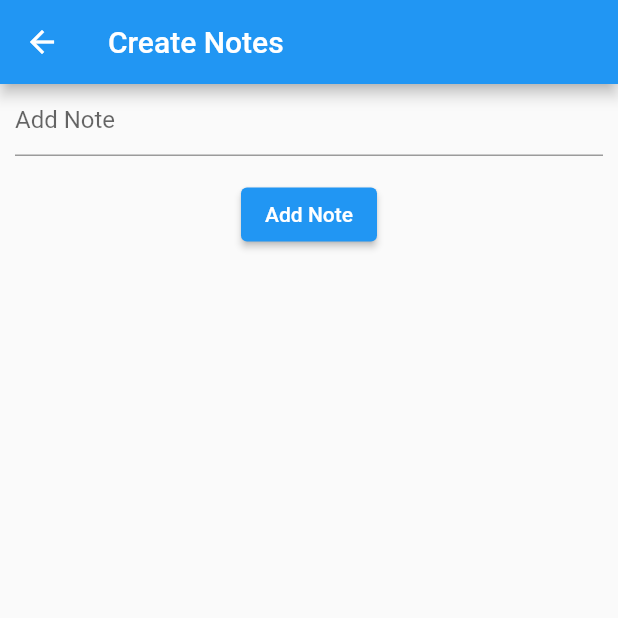
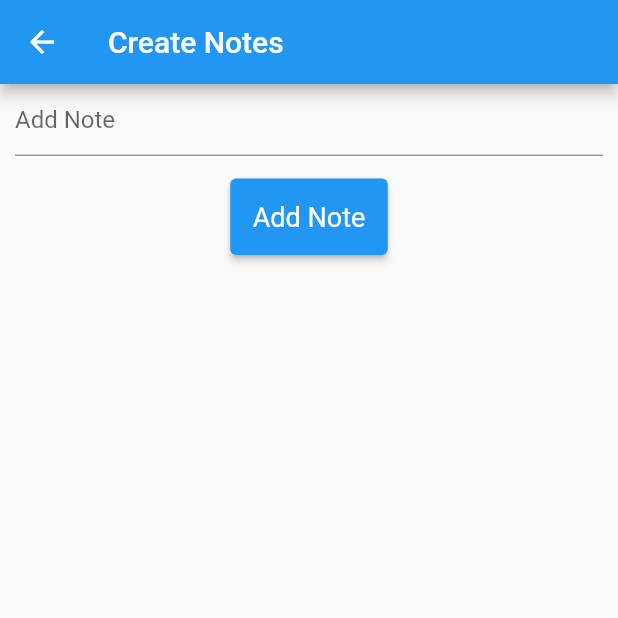
Before and after one commit to m-a-mamun69/noteapp-with-flutter-and-firebase, a Flutter app: the CreateNoteScreen screen opened directly, after a tap on "Add Note", on a phone screen of 412 x 824 dp, the top half of it. Run offline on Flutter 3.47's test engine with Material 2 defaults, Android fonts, the phone set to English and light mode, and no system bars; our stand-ins replace cloud_firestore, firebase_auth, firebase_core, get, lottie; accounts and stored records are empty; network calls fail.

Commit message:
Final Commit after checking all File And Updateded

```diff
--- a/lib/views/createnotescreen.dart
+++ b/lib/views/createnotescreen.dart
@@ -3,6 +3,9 @@
 import 'package:cloud_firestore/cloud_firestore.dart';
 import 'package:firebase_auth/firebase_auth.dart';
 import 'package:flutter/material.dart';
+import 'package:get/get.dart';
+
+import 'package:note_app/views/homescreen.dart';
 
 class CreateNoteScreen extends StatefulWidget {
   const CreateNoteScreen({super.key});
@@ -48,12 +51,19 @@ class _CreateNoteScreenState extends State<CreateNoteScreen> {
                         "createdAt": DateTime.now(),
                         "note": note,
                         "userId": userId?.uid,
-                      });
+                      }).then((value) => {
+                                Get.offAll(() => HomeScreen()),
+                              });
                     } catch (e) {
                       print("Error $e");
                     }
                   }
                 },
+                style: ElevatedButton.styleFrom(
+                    padding: EdgeInsets.all(15.0),
+                    textStyle: TextStyle(
+                      fontSize: 18,
+                    )),
                 child: Text("Add Note"),
               )
             ],
--- a/lib/views/editnotescreen.dart
+++ b/lib/views/editnotescreen.dart
@@ -47,6 +47,11 @@ class _EditNoteScreenState extends State<EditNoteScreen> {
                           Get.offAll(() => HomeScreen()),
                         });
               },
+              style: ElevatedButton.styleFrom(
+                  padding: EdgeInsets.all(15.0),
+                  textStyle: TextStyle(
+                    fontSize: 18,
+                  )),
               child: Text("Update"))
         ]),
       ),
--- a/lib/views/forgotpasswordscreen.dart
+++ b/lib/views/forgotpasswordscreen.dart
@@ -65,6 +65,11 @@ class _ForgotPasswordScreenState extends State<ForgotPasswordScreen> {
                     print("Email $e");
                   }
                 },
+                style: ElevatedButton.styleFrom(
+                    padding: EdgeInsets.all(15.0),
+                    textStyle: TextStyle(
+                      fontSize: 18,
+                    )),
                 child: Text("Forgot Password"),
               ),
             ],
--- a/lib/views/signupscreen.dart
+++ b/lib/views/signupscreen.dart
@@ -118,6 +118,11 @@ class _SignUpScreenState extends State<SignUpScreen> {
                             ),
                           });
                 },
+                style: ElevatedButton.styleFrom(
+                    padding: EdgeInsets.all(15.0),
+                    textStyle: TextStyle(
+                      fontSize: 18,
+                    )),
                 child: Text("Sign Up"),
               ),
               // SizedBox(
--- a/lib/views/singinscreen.dart
+++ b/lib/views/singinscreen.dart
@@ -85,6 +85,11 @@ class _LoginScreenState extends State<LoginScreen> {
                     print("Error $e");
                   }
                 },
+                style: ElevatedButton.styleFrom(
+                    padding: EdgeInsets.all(15.0),
+                    textStyle: TextStyle(
+                      fontSize: 18,
+                    )),
                 child: Text("Login"),
               ),
               SizedBox(
```
